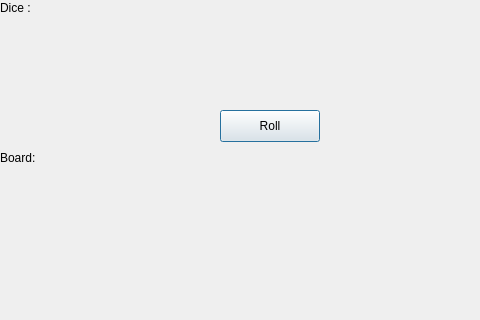
Before: the Qt Designer form MachiKoro-UI-App/gameinterface.ui in OmarEll/Machi-Koro, drawn with Qt 5; both pictures show x 0 to 480 and y 0 to 320 of the 1305 by 694 pixel window.
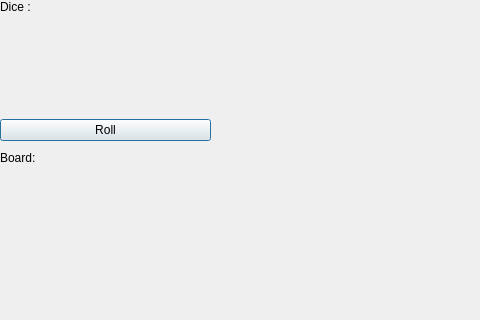
After: the same form once the commit is applied.

Diff of the .ui file:
```diff
--- a/MachiKoro-UI-App/gameinterface.ui
+++ b/MachiKoro-UI-App/gameinterface.ui
@@ -100,32 +100,6 @@
     <string>Board:</string>
    </property>
   </widget>
-  <widget class="QLabel" name="label_7">
-   <property name="geometry">
-    <rect>
-     <x>0</x>
-     <y>0</y>
-     <width>101</width>
-     <height>16</height>
-    </rect>
-   </property>
-   <property name="text">
-    <string>Dice :</string>
-   </property>
-  </widget>
-  <widget class="QPushButton" name="pushButton">
-   <property name="geometry">
-    <rect>
-     <x>220</x>
-     <y>110</y>
-     <width>100</width>
-     <height>32</height>
-    </rect>
-   </property>
-   <property name="text">
-    <string>Roll</string>
-   </property>
-  </widget>
   <widget class="QWidget" name="layoutWidget">
    <property name="geometry">
     <rect>
@@ -192,6 +166,38 @@
     </property>
    </column>
   </widget>
+  <widget class="QWidget" name="verticalLayoutWidget">
+   <property name="geometry">
+    <rect>
+     <x>0</x>
+     <y>0</y>
+     <width>211</width>
+     <height>141</height>
+    </rect>
+   </property>
+   <layout class="QVBoxLayout" name="verticalLayout_2">
+    <item>
+     <widget class="QLabel" name="label_7">
+      <property name="text">
+       <string>Dice :</string>
+      </property>
+      <property name="alignment">
+       <set>Qt::AlignLeading|Qt::AlignLeft|Qt::AlignTop</set>
+      </property>
+     </widget>
+    </item>
+    <item>
+     <layout class="QHBoxLayout" name="dice_labels"/>
+    </item>
+    <item>
+     <widget class="QPushButton" name="roll_btn">
+      <property name="text">
+       <string>Roll</string>
+      </property>
+     </widget>
+    </item>
+   </layout>
+  </widget>
  </widget>
  <resources/>
  <connections/>
```
Left out of the diff: 4 changed lines with no effect on the pictures.
